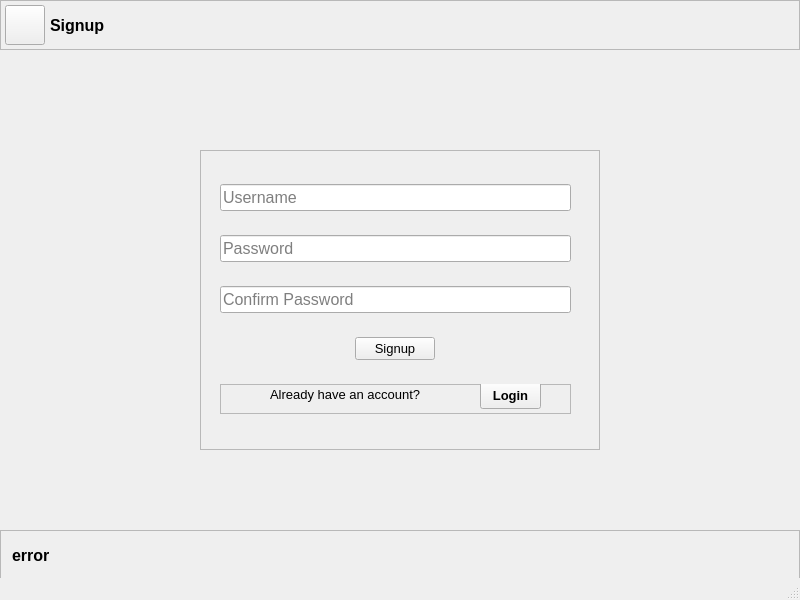
Old version of the form V3/layouts/signup.ui in the repository nishantHolla/TaskManager.
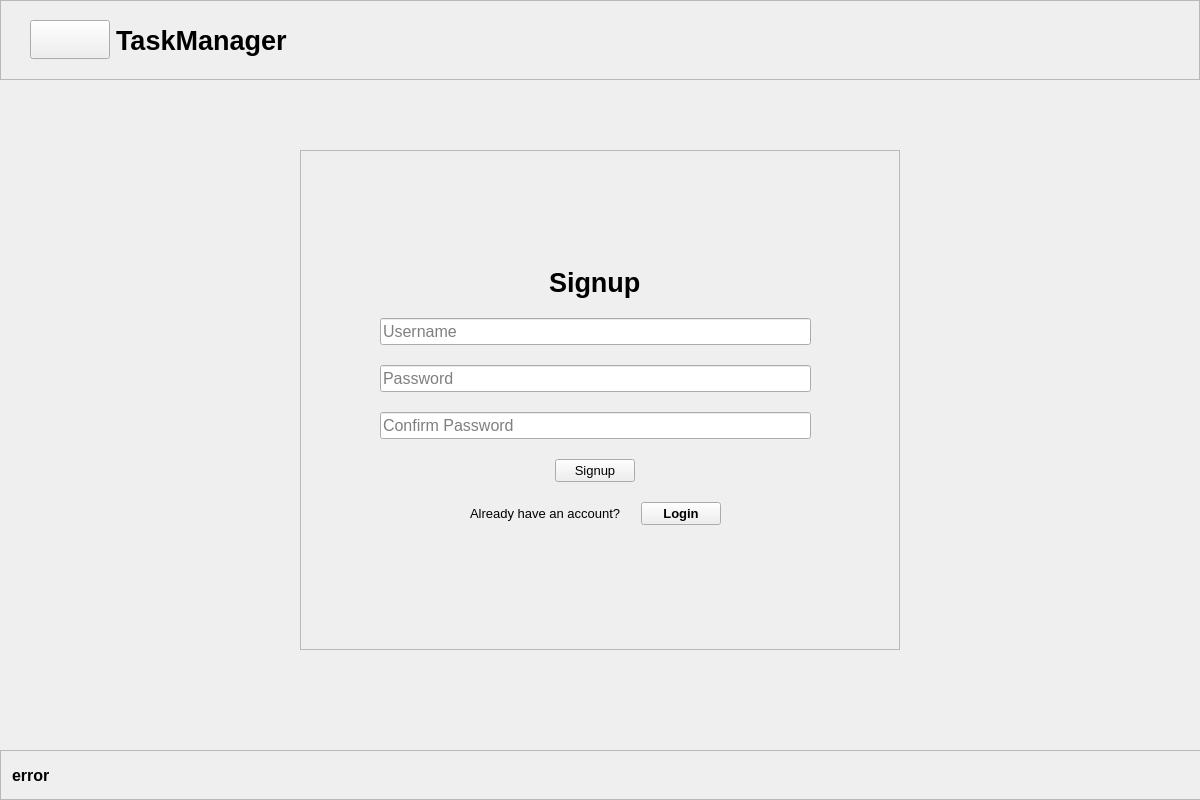
New version of the form.

```diff
--- a/V3/layouts/signup.ui
+++ b/V3/layouts/signup.ui
@@ -6,76 +6,21 @@
    <rect>
     <x>0</x>
     <y>0</y>
-    <width>800</width>
-    <height>600</height>
+    <width>1200</width>
+    <height>800</height>
    </rect>
   </property>
   <property name="windowTitle">
    <string>MainWindow</string>
   </property>
   <widget class="QWidget" name="centralwidget">
-   <widget class="QFrame" name="headerFrame">
-    <property name="geometry">
-     <rect>
-      <x>0</x>
-      <y>0</y>
-      <width>800</width>
-      <height>50</height>
-     </rect>
-    </property>
-    <property name="frameShape">
-     <enum>QFrame::StyledPanel</enum>
-    </property>
-    <property name="frameShadow">
-     <enum>QFrame::Raised</enum>
-    </property>
-    <widget class="QPushButton" name="signupCloseButton">
-     <property name="geometry">
-      <rect>
-       <x>5</x>
-       <y>5</y>
-       <width>40</width>
-       <height>40</height>
-      </rect>
-     </property>
-     <property name="cursor">
-      <cursorShape>PointingHandCursor</cursorShape>
-     </property>
-     <property name="text">
-      <string/>
-     </property>
-    </widget>
-    <widget class="QLabel" name="heading">
-     <property name="geometry">
-      <rect>
-       <x>50</x>
-       <y>10</y>
-       <width>411</width>
-       <height>31</height>
-      </rect>
-     </property>
-     <property name="font">
-      <font>
-       <pointsize>12</pointsize>
-       <weight>75</weight>
-       <bold>true</bold>
-      </font>
-     </property>
-     <property name="styleSheet">
-      <string notr="true"/>
-     </property>
-     <property name="text">
-      <string>Signup</string>
-     </property>
-    </widget>
-   </widget>
    <widget class="QFrame" name="signupFrame">
     <property name="geometry">
      <rect>
-      <x>200</x>
+      <x>300</x>
       <y>150</y>
-      <width>400</width>
-      <height>300</height>
+      <width>600</width>
+      <height>500</height>
      </rect>
     </property>
     <property name="frameShape">
@@ -89,8 +34,8 @@
       <rect>
        <x>0</x>
        <y>10</y>
-       <width>391</width>
-       <height>281</height>
+       <width>591</width>
+       <height>471</height>
       </rect>
      </property>
      <layout class="QVBoxLayout" name="signupLayout">
@@ -98,17 +43,44 @@
        <number>20</number>
       </property>
       <property name="leftMargin">
-       <number>20</number>
+       <number>80</number>
       </property>
       <property name="topMargin">
        <number>20</number>
       </property>
       <property name="rightMargin">
-       <number>20</number>
+       <number>80</number>
       </property>
       <property name="bottomMargin">
        <number>20</number>
       </property>
+      <item>
+       <spacer name="verticalSpacer_2">
+        <property name="orientation">
+         <enum>Qt::Vertical</enum>
+        </property>
+        <property name="sizeHint" stdset="0">
+         <size>
+          <width>20</width>
+          <height>40</height>
+         </size>
+        </property>
+       </spacer>
+      </item>
+      <item alignment="Qt::AlignHCenter">
+       <widget class="QLabel" name="signupLabel">
+        <property name="font">
+         <font>
+          <pointsize>20</pointsize>
+          <weight>75</weight>
+          <bold>true</bold>
+         </font>
+        </property>
+        <property name="text">
+         <string>Signup</string>
+        </property>
+       </widget>
+      </item>
       <item>
        <widget class="QLineEdit" name="signupUsernameLineEdit">
         <property name="sizePolicy">
@@ -184,67 +156,76 @@
        </widget>
       </item>
       <item>
-       <widget class="QFrame" name="loginToSignupFrame">
-        <property name="sizePolicy">
-         <sizepolicy hsizetype="Preferred" vsizetype="Fixed">
-          <horstretch>0</horstretch>
-          <verstretch>0</verstretch>
-         </sizepolicy>
+       <layout class="QHBoxLayout" name="horizontalLayout">
+        <item>
+         <spacer name="horizontalSpacer">
+          <property name="orientation">
+           <enum>Qt::Horizontal</enum>
+          </property>
+          <property name="sizeHint" stdset="0">
+           <size>
+            <width>40</width>
+            <height>20</height>
+           </size>
+          </property>
+         </spacer>
+        </item>
+        <item>
+         <widget class="QLabel" name="signupToLoginLabel">
+          <property name="font">
+           <font>
+            <pointsize>10</pointsize>
+           </font>
+          </property>
+          <property name="text">
+           <string>Already have an account?</string>
+          </property>
+         </widget>
+        </item>
+        <item>
+         <widget class="QPushButton" name="signupToLoginButton">
+          <property name="font">
+           <font>
+            <pointsize>10</pointsize>
+            <weight>75</weight>
+            <bold>true</bold>
+           </font>
+          </property>
+          <property name="cursor">
+           <cursorShape>PointingHandCursor</cursorShape>
+          </property>
+          <property name="text">
+           <string>Login</string>
+          </property>
+         </widget>
+        </item>
+        <item>
+         <spacer name="horizontalSpacer_2">
+          <property name="orientation">
+           <enum>Qt::Horizontal</enum>
+          </property>
+          <property name="sizeHint" stdset="0">
+           <size>
+            <width>40</width>
+            <height>20</height>
+           </size>
+          </property>
+         </spacer>
+        </item>
+       </layout>
+      </item>
+      <item>
+       <spacer name="verticalSpacer">
+        <property name="orientation">
+         <enum>Qt::Vertical</enum>
         </property>
-        <property name="minimumSize">
+        <property name="sizeHint" stdset="0">
          <size>
-          <width>0</width>
-          <height>30</height>
+          <width>20</width>
+          <height>40</height>
          </size>
         </property>
-        <property name="frameShape">
-         <enum>QFrame::StyledPanel</enum>
-        </property>
-        <property name="frameShadow">
-         <enum>QFrame::Raised</enum>
-        </property>
-        <widget class="QLabel" name="signupToLoginLabel">
-         <property name="geometry">
-          <rect>
-           <x>50</x>
-           <y>0</y>
-           <width>211</width>
-           <height>21</height>
-          </rect>
-         </property>
-         <property name="font">
-          <font>
-           <pointsize>10</pointsize>
-          </font>
-         </property>
-         <property name="text">
-          <string>Already have an account?</string>
-         </property>
-        </widget>
-        <widget class="QPushButton" name="signupToLoginButton">
-         <property name="geometry">
-          <rect>
-           <x>260</x>
-           <y>-3</y>
-           <width>61</width>
-           <height>28</height>
-          </rect>
-         </property>
-         <property name="font">
-          <font>
-           <pointsize>10</pointsize>
-           <weight>75</weight>
-           <bold>true</bold>
-          </font>
-         </property>
-         <property name="cursor">
-          <cursorShape>PointingHandCursor</cursorShape>
-         </property>
-         <property name="text">
-          <string>Login</string>
-         </property>
-        </widget>
-       </widget>
+       </spacer>
       </item>
      </layout>
     </widget>
@@ -253,8 +234,8 @@
     <property name="geometry">
      <rect>
       <x>0</x>
-      <y>530</y>
-      <width>800</width>
+      <y>750</y>
+      <width>1201</width>
       <height>50</height>
      </rect>
     </property>
@@ -285,21 +266,79 @@
      </property>
     </widget>
    </widget>
+   <widget class="QFrame" name="headerFrame">
+    <property name="geometry">
+     <rect>
+      <x>0</x>
+      <y>0</y>
+      <width>1200</width>
+      <height>80</height>
+     </rect>
+    </property>
+    <property name="frameShape">
+     <enum>QFrame::StyledPanel</enum>
+    </property>
+    <property name="frameShadow">
+     <enum>QFrame::Raised</enum>
+    </property>
+    <widget class="QWidget" name="horizontalLayoutWidget_2">
+     <property name="geometry">
+      <rect>
+       <x>10</x>
+       <y>0</y>
+       <width>1171</width>
+       <height>80</height>
+      </rect>
+     </property>
+     <layout class="QHBoxLayout" name="headerLayout">
+      <property name="leftMargin">
+       <number>20</number>
+      </property>
+      <item>
+       <widget class="QPushButton" name="signupCloseButton">
+        <property name="sizePolicy">
+         <sizepolicy hsizetype="Fixed" vsizetype="Fixed">
+          <horstretch>0</horstretch>
+          <verstretch>0</verstretch>
+         </sizepolicy>
+        </property>
+        <property name="font">
+         <font>
+          <pointsize>20</pointsize>
+         </font>
+        </property>
+        <property name="cursor">
+         <cursorShape>PointingHandCursor</cursorShape>
+        </property>
+        <property name="text">
+         <string/>
+        </property>
+       </widget>
+      </item>
+      <item>
+       <widget class="QLabel" name="heading">
+        <property name="font">
+         <font>
+          <pointsize>20</pointsize>
+          <weight>75</weight>
+          <bold>true</bold>
+         </font>
+        </property>
+        <property name="styleSheet">
+         <string notr="true"/>
+        </property>
+        <property name="text">
+         <string>TaskManager</string>
+        </property>
+       </widget>
+      </item>
+     </layout>
+    </widget>
+   </widget>
    <zorder>errorFrame</zorder>
    <zorder>headerFrame</zorder>
    <zorder>signupFrame</zorder>
   </widget>
-  <widget class="QMenuBar" name="menubar">
-   <property name="geometry">
-    <rect>
-     <x>0</x>
-     <y>0</y>
-     <width>800</width>
-     <height>26</height>
-    </rect>
-   </property>
-  </widget>
-  <widget class="QStatusBar" name="statusbar"/>
  </widget>
  <resources/>
  <connections/>
```
Left out of the diff: 2 changed lines with no effect on the pictures.
